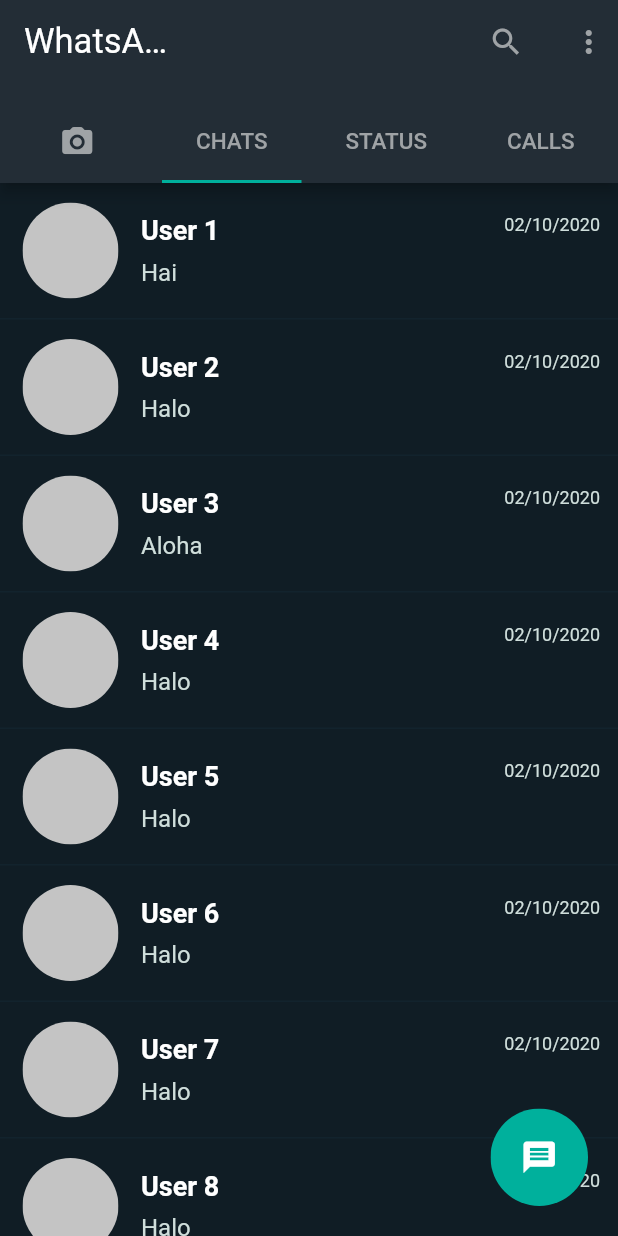
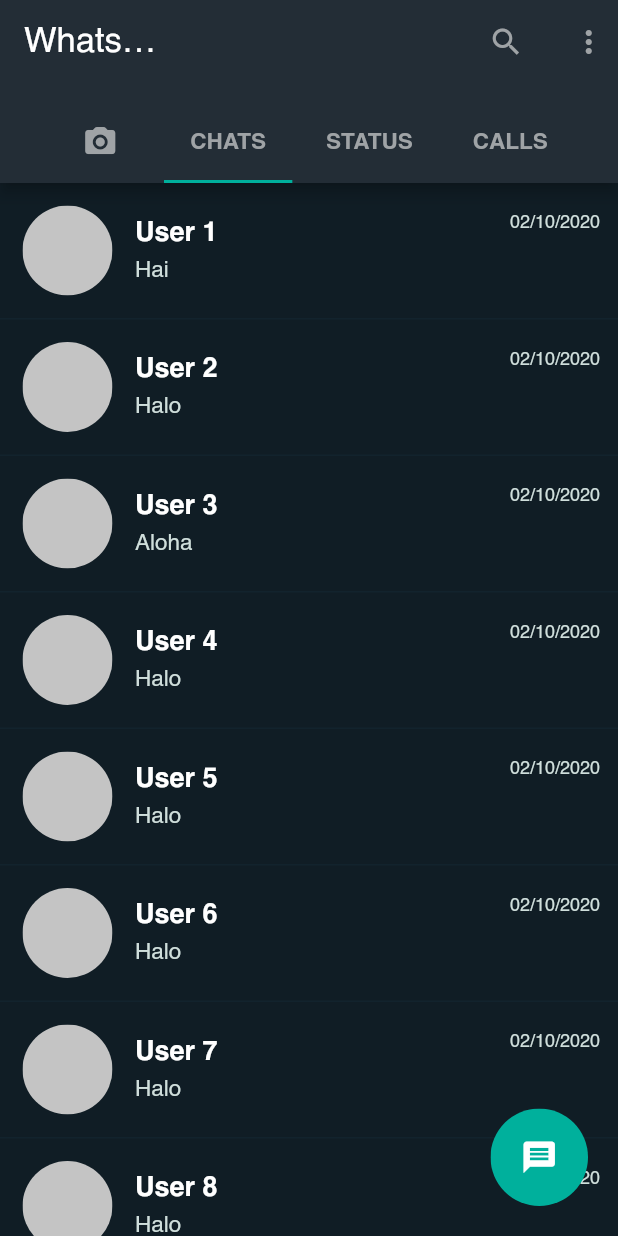
Before and after one commit to arif-pandu/remake_whatsapp, a Flutter app: the screen it shows after launch, on a phone screen of 412 x 824 dp. Run offline on Flutter 3.47's test engine with Material 2 defaults, Android fonts, the phone set to English and light mode, and no system bars; our stand-ins replace bubble, dotted_border.

Commit message:
Adding font

```diff
--- a/lib/chat.dart
+++ b/lib/chat.dart
@@ -100,8 +100,8 @@
                   child: ClipRRect(
                     borderRadius: BorderRadius.circular(50),
                     child: Container(
-                      height: 64,
-                      width: 64,
+                      height: 60,
+                      width: 60,
                       color: Color.fromARGB(255, 196, 196, 196),
                     ),
                   ),
@@ -139,7 +139,7 @@
                                 child: Text(
                                   message,
                                   style: TextStyle(
-                                      fontSize: 16,
+                                      fontSize: 15,
                                       fontWeight: FontWeight.w400,
                                       color: messageThumbColor),
                                 ),
--- a/lib/chat_explained.dart
+++ b/lib/chat_explained.dart
@@ -40,6 +40,7 @@
                   ListView(
                     children: [
                       SafeArea(
+                        minimum: const EdgeInsets.only(bottom: 20),
                         child: Column(
                           mainAxisAlignment: MainAxisAlignment.spaceEvenly,
                           children: [
@@ -100,6 +101,7 @@
                                     Icon(Icons.arrow_back, color: Colors.white),
                               ),
                             ),
+                            SizedBox(width: 5),
                             // PHOTO PROFILE
                             Container(
                               margin: EdgeInsets.only(left: 4),
@@ -123,7 +125,7 @@
                                     style: TextStyle(
                                       fontSize: 19,
                                       color: Colors.white,
-                                      fontWeight: FontWeight.bold,
+                                      fontWeight: FontWeight.w700,
                                     ),
                                   ),
                                   Text(
@@ -187,6 +189,8 @@
                                   width: 190,
                                   child: TextField(
                                     controller: messageController,
+                                    style: TextStyle(
+                                        color: Colors.white, fontSize: 15),
                                     decoration: InputDecoration(
                                       filled: true,
                                       hintText: "Type a message",
--- a/lib/home.dart
+++ b/lib/home.dart
@@ -62,9 +62,9 @@
           flexibleSpace: FlexibleSpaceBar(centerTitle: true),
           bottom: TabBar(
               indicatorColor: indicatorColor,
-              indicatorPadding: EdgeInsets.symmetric(horizontal: 5),
+              indicatorPadding: EdgeInsets.symmetric(horizontal: 2.5),
               labelColor: topTitleIcon,
-              isScrollable: false,
+              isScrollable: true,
               controller: controller,
               labelPadding: EdgeInsets.symmetric(horizontal: 20),
               onTap: (int index) {
@@ -76,7 +76,7 @@
               tabs: [
                 Container(
                   margin: EdgeInsets.all(0),
-                  width: 50,
+                  width: 40,
                   height: 51,
                   child: Center(
                       child:
@@ -87,7 +87,10 @@
                   child: Center(
                     child: Text(
                       "CHATS",
-                      style: TextStyle(fontSize: 15, color: topTitleIcon),
+                      style: TextStyle(
+                          fontSize: 15,
+                          color: topTitleIcon,
+                          fontWeight: FontWeight.w800),
                     ),
                   ),
                 ),
@@ -96,7 +99,11 @@
                   child: Center(
                     child: Text(
                       "STATUS",
-                      style: TextStyle(fontSize: 15, color: topTitleIcon),
+                      maxLines: 1,
+                      style: TextStyle(
+                          fontSize: 15,
+                          color: topTitleIcon,
+                          fontWeight: FontWeight.w800),
                     ),
                   ),
                 ),
@@ -105,7 +112,10 @@
                   child: Center(
                     child: Text(
                       "CALLS",
-                      style: TextStyle(fontSize: 15, color: topTitleIcon),
+                      style: TextStyle(
+                          fontSize: 15,
+                          color: topTitleIcon,
+                          fontWeight: FontWeight.w800),
                     ),
                   ),
                 ),
--- a/lib/main.dart
+++ b/lib/main.dart
@@ -11,6 +11,7 @@
   @override
   Widget build(BuildContext context) {
     return MaterialApp(
+      theme: ThemeData(fontFamily: "Helvetica"),
       debugShowCheckedModeBanner: false,
       home: HomePage(),
     );
```
Also changed, not shown: lib/status.dart (+16 -7 lines), pubspec.yaml (+7 -5 lines), assets/font/Helvetica-Bold.ttf (added), assets/font/Helvetica-BoldOblique.ttf (added), assets/font/Helvetica-Oblique.ttf (added), assets/font/Helvetica.ttf (added), assets/font/helvetica-compressed-5871d14b6903a.otf (added), assets/font/helvetica-light-587ebe5a59211.ttf (added), assets/font/helvetica-rounded-bold-5871d05ead8de.otf (added), pubspec.lock.
